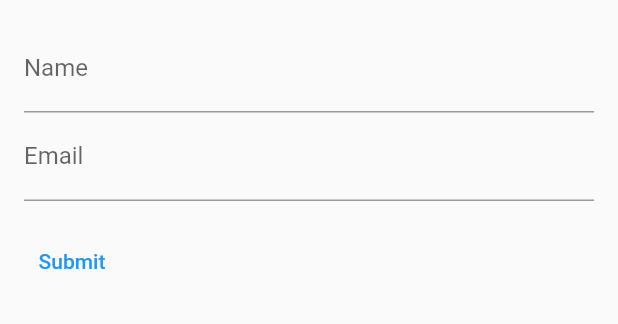
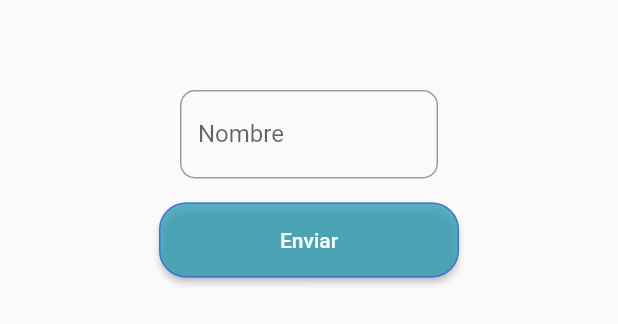
Before and after one commit to oscarjtd/sigma, a Flutter app: the SimpleForm widget shown alone on an empty page, opened directly, on a phone screen of 412 x 824 dp. Shown: the top 324 px of the screen. Run offline on Flutter 3.47's test engine with Material 2 defaults, Android fonts, the phone set to English and light mode, and no system bars.

Commit message:
Nuevo testForm

```diff
--- a/lib/Widgets/NavBar.dart
+++ b/lib/Widgets/NavBar.dart
@@ -157,9 +157,6 @@ class _NavBarState extends State<NavBar> {
     MainPage.testform = form;
     MainPage.items = [
       "Prueba ${numero} ${option}",
-      "Prueba ${numero} ${option}",
-      "Prueba ${numero} ${option}",
-      "Prueba ${numero} ${option}"
     ];
   }
 }
--- a/lib/Widgets/testForm.dart
+++ b/lib/Widgets/testForm.dart
@@ -1,3 +1,5 @@
+// ignore_for_file: prefer_const_constructors
+
 import 'package:flutter/material.dart';
 
 class SimpleForm extends StatefulWidget {
@@ -10,61 +12,44 @@ class _SimpleFormState extends State<SimpleForm> {
   final _formKey = GlobalKey<FormState>();
   String _name = "";
 
-  @override
   Widget build(BuildContext context) {
-    return Scaffold(
-      body: Padding(
-        padding: EdgeInsets.all(16.0),
+    return Padding(
+        padding: EdgeInsets.all(60.0),
         child: Form(
-          key: _formKey,
-          child: Column(
-            crossAxisAlignment: CrossAxisAlignment.start,
-            children: [
-              TextFormField(
-                decoration: InputDecoration(
-                  labelText: 'Name',
+            key: _formKey,
+            child: Column(children: [
+              Padding(
+                padding: const EdgeInsets.only(left: 60, right: 60),
+                child: TextFormField(
+                  decoration: InputDecoration(
+                    border: OutlineInputBorder(
+                        borderRadius: BorderRadius.circular(10),
+                        borderSide:
+                            BorderSide(width: 2, color: Colors.greenAccent)),
+                    labelText: 'Nombre',
+                  ),
                 ),
-                validator: (value) {
-                  if (value!.isEmpty) {
-                    return 'Please enter your name';
-                  }
-                  return null;
-                },
-                onSaved: (value) {
-                  _name = value!;
-                },
-              ),
-              TextFormField(
-                decoration: InputDecoration(
-                  labelText: 'Email',
-                ),
-                validator: (value) {
-                  if (value!.isEmpty) {
-                    return 'Please enter your email';
-                  } else if (!RegExp(r'^[\w-\.]+@([\w-]+\.)+[\w-]{2,4}$')
-                      .hasMatch(value)) {
-                    return 'Please enter a valid email address';
-                  }
-                  return null;
-                },
-                onSaved: (value) {
-                  _email = value!;
-                },
               ),
               SizedBox(height: 16.0),
-              TextButton(
-                onPressed: () {
-                  if (_formKey.currentState!.validate()) {
-                    _formKey.currentState!.save();
-                    // TODO: submit data to backend or handle it as desired
-                  }
-                },
-                child: Text('Submit'),
+              SizedBox(
+                height: 50,
+                width: 200,
+                child: ElevatedButton(
+                  onPressed: () {},
+                  style: ElevatedButton.styleFrom(
+                    backgroundColor: Color.fromARGB(199, 47, 158, 178),
+                    shape: RoundedRectangleBorder(
+                        borderRadius: new BorderRadius.circular(18.0),
+                        side: const BorderSide(
+                          color: Color.fromARGB(199, 60, 99, 218),
+                        )),
+                  ),
+                  child: const Text(
+                    'Enviar',
+                    style: TextStyle(color: Colors.white),
+                  ),
+                ),
               ),
-            ],
-          ),
-        ),
-      ),
-    );
+            ])));
   }
 }
```
